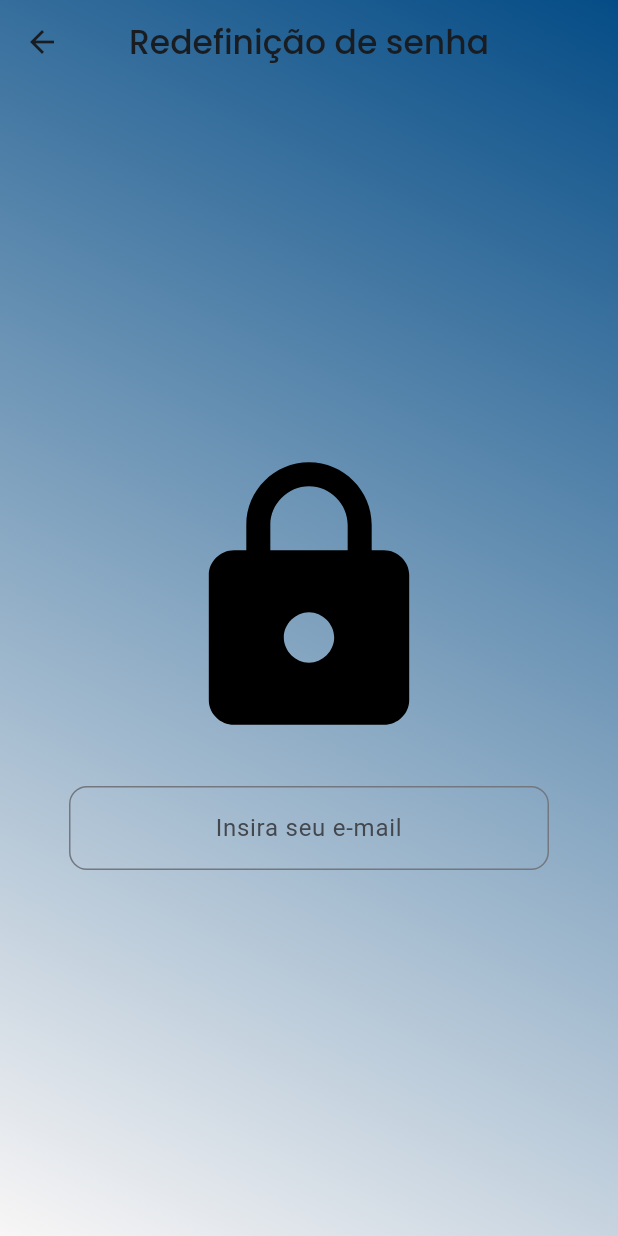
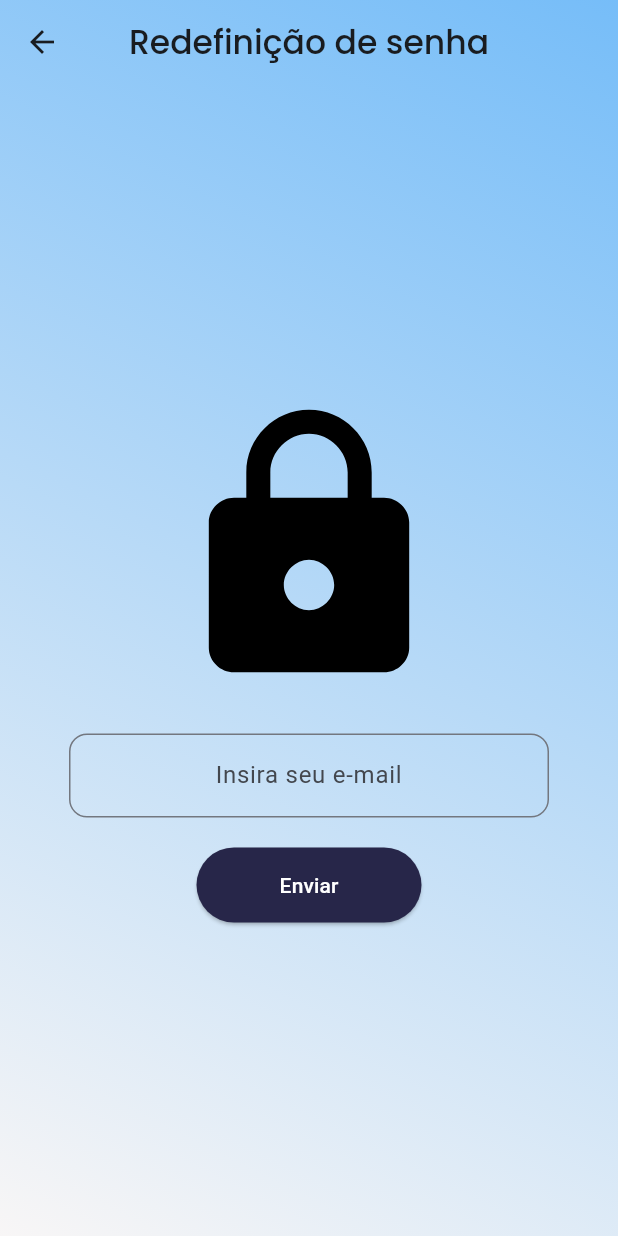
Before and after one commit to devtheozzinho/theo_2025, a Flutter app: the ForgetPassword screen opened by its route, on a phone screen of 412 x 824 dp. Run offline on Flutter 3.47's test engine with Material 3 defaults, Android fonts, the phone set to English and light mode, and no system bars; our stand-ins replace firebase_core, google_fonts; accounts and stored records are empty; network calls fail.

```diff
--- a/academia/lib/login/view/forget_password.dart
+++ b/academia/lib/login/view/forget_password.dart
@@ -44,6 +44,19 @@ class ForgetPassword extends StatelessWidget {
                   ),
                 ),
               ),
+              SizedBox(
+                height: 20,
+              ),
+              ElevatedButton(
+                style: ElevatedButton.styleFrom(
+                    minimumSize: Size(150, 50),
+                    backgroundColor: Color.fromARGB(255, 39, 38, 73),
+                    foregroundColor: Colors.white),
+                onPressed: () {},
+                child: Text(
+                  'Enviar',
+                ),
+              )
             ],
           ),
         ),
--- a/academia/lib/login/view/login.dart
+++ b/academia/lib/login/view/login.dart
@@ -8,8 +8,6 @@ import '../widgets/Gradient.dart';
 import '../widgets/elevatd_button.dart';
 import '../widgets/forget_password.dart';
 import '../widgets/cadastro_app.dart';
-import '../view/forget_password.dart';
-// import 'package:material_color_utilities/material_color_utilities.dart';
 
 class MeuAplicativo extends StatefulWidget {
   const MeuAplicativo({super.key});
--- a/academia/lib/login/widgets/gradient.dart
+++ b/academia/lib/login/widgets/gradient.dart
@@ -16,7 +16,7 @@ class GradientApp extends StatelessWidget {
           begin: Alignment.topRight,
           end: Alignment.bottomLeft,
           colors: [
-            Color.fromARGB(255, 5, 76, 134),
+            Color.fromARGB(255, 118, 189, 248),
             Color.fromARGB(255, 248, 246, 246),
           ],
         ),
--- a/academia/pubspec.yaml
+++ b/academia/pubspec.yaml
@@ -31,9 +31,15 @@ dependencies:
   flutter:
     sdk: flutter
 
+
   google_fonts : ^6.1.0
   material_color_utilities : ^0.11.0
   mask_text_input_formatter: ^2.4.0
+  firebase_core: ^2.32.0
+  firebase_auth: ^4.17.4
+
+
+
 
   # The following adds the Cupertino Icons font to your application.
   # Use with the CupertinoIcons class for iOS style icons.
```
Also changed, not shown: academia/lib/cards/card_car.dart (added, +170 -0 lines), academia/lib/cards/widget.dart (deleted, +0 -146 lines), academia/lib/main.dart (+14 -3 lines), academia/firebase.json (added), academia/lib/firebase_options.dart (added), academia/pubspec.lock, 529 other files.
